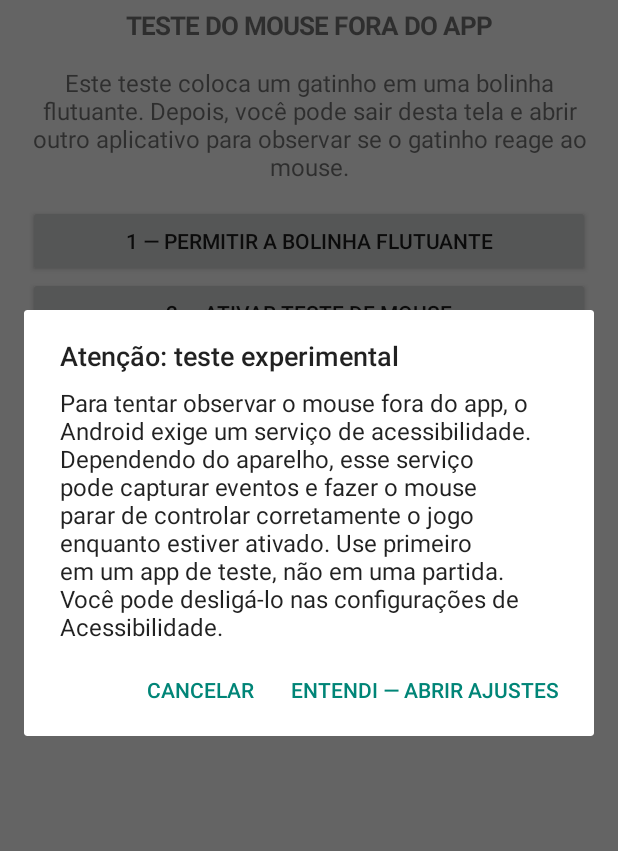
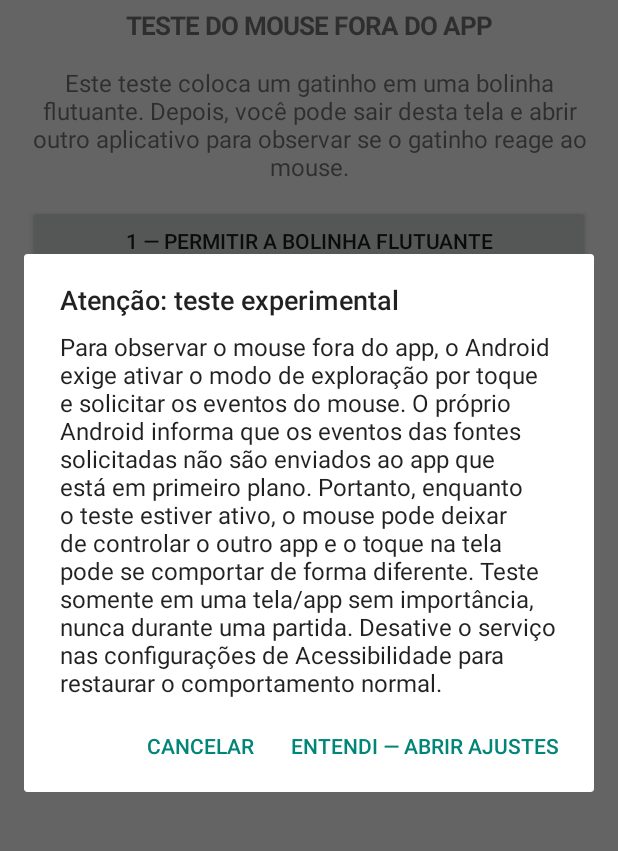
Before and after one commit to kenzo244k-debug/Bongo-cat-mobile, an Android app: the screen it shows after launch (MainActivity), after a tap on "2 — ATIVAR TESTE DE MOUSE", on a phone screen of 412 x 824 dp, the part 95-946 px from its top. Run offline under Robolectric (Android 15) with nearby library versions, the phone set to English and light mode, and no system bars.

Commit message:
Clarify Android mouse event routing limitation

```diff
--- a/mouse-test/app/src/main/java/com/bongocat/mousetest/MainActivity.kt
+++ b/mouse-test/app/src/main/java/com/bongocat/mousetest/MainActivity.kt
@@ -52,7 +52,7 @@ class MainActivity : Activity() {
             setOnClickListener {
                 AlertDialog.Builder(this@MainActivity)
                     .setTitle("Atenção: teste experimental")
-                    .setMessage("Para tentar observar o mouse fora do app, o Android exige um serviço de acessibilidade. Dependendo do aparelho, esse serviço pode capturar eventos e fazer o mouse parar de controlar corretamente o jogo enquanto estiver ativado. Use primeiro em um app de teste, não em uma partida. Você pode desligá-lo nas configurações de Acessibilidade.")
+                    .setMessage("Para observar o mouse fora do app, o Android exige ativar o modo de exploração por toque e solicitar os eventos do mouse. O próprio Android informa que os eventos das fontes solicitadas não são enviados ao app que está em primeiro plano. Portanto, enquanto o teste estiver ativo, o mouse pode deixar de controlar o outro app e o toque na tela pode se comportar de forma diferente. Teste somente em uma tela/app sem importância, nunca durante uma partida. Desative o serviço nas configurações de Acessibilidade para restaurar o comportamento normal.")
                     .setNegativeButton("Cancelar", null)
                     .setPositiveButton("Entendi — abrir ajustes") { _, _ ->
                         startActivity(Intent(Settings.ACTION_ACCESSIBILITY_SETTINGS))
```
